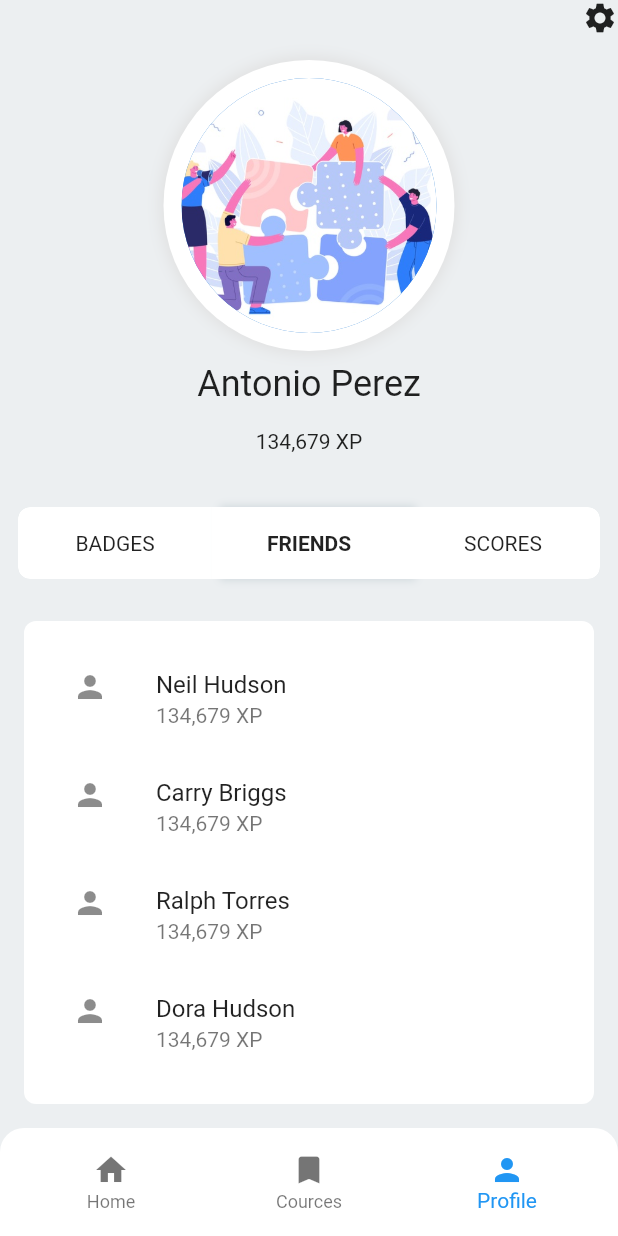
After one commit to karthikvdhanya/tab_animation, a Flutter app: the screen it shows after launch, item 3 of the bottom bar chosen, scrolled down 70 dp, after a tap on "FRIENDS", on a phone screen of 412 x 824 dp. The commit adds this screen. Run offline on Flutter 3.47's test engine with Material 2 defaults, Android fonts, the phone set to English and light mode, and no system bars; our stand-ins replace rxdart.

Commit message:
Profile Page

```diff
--- a/lib/utils/delayed_list_item_publisher.dart
+++ b/lib/utils/delayed_list_item_publisher.dart
@@ -17,15 +17,16 @@ class DelayedListItemPublisher {
 
   void startAnimation(int limit, Duration duration) async {
     for (var i = -1; i < limit; i++) {
-      await new Future.delayed(
-         duration, () {
+      await new Future.delayed(duration, () {
         _updatePosition(i);
       });
     }
   }
 
   void _updatePosition(int position) {
-    _positionItem.add(position);
+    if (!_positionItem.isClosed) {
+      _positionItem.add(position);
+    }
   }
 
   dispose() {
--- a/lib/view/landing_page/courses/cource_type.dart
+++ b/lib/view/landing_page/courses/cource_type.dart
@@ -35,14 +35,16 @@ class _CourceTypeState extends State<CourceType> {
               ),
               Expanded(
                 child: Container(
+                  padding: EdgeInsets.symmetric(horizontal: 8),
                   child: Row(
                     mainAxisAlignment: MainAxisAlignment.center,
                     children: <Widget>[
                       Flexible(
-                          child: Text(
-                        widget.typeName,
-                        textAlign: TextAlign.center,
-                      ))
+                        child: Text(
+                          widget.typeName,
+                          textAlign: TextAlign.center,
+                        ),
+                      )
                     ],
                   ),
                 ),
--- a/lib/view/landing_page/courses/course_details.dart
+++ b/lib/view/landing_page/courses/course_details.dart
@@ -12,22 +12,30 @@ class _CourseDetailsState extends State<CourseDetails> {
   @override
   Widget build(BuildContext context) {
     return Container(
-      margin: EdgeInsets.all(ScreenConstants.dblPadding ),
+      margin: EdgeInsets.all(ScreenConstants.dblPadding),
       decoration: BoxDecoration(
-          borderRadius: BorderRadius.circular(ScreenConstants.dblRadius),
-          color: Colors.white),
+        borderRadius: BorderRadius.circular(
+          ScreenConstants.dblRadius,
+        ),
+        color: Colors.white,
+      ),
       child: Column(
         children: <Widget>[
           ListTile(
-            leading: Icon(Icons.rounded_corner),
+            leading: Icon(
+              Icons.rounded_corner,
+            ),
             title: Text(
               "Fundamentals of Art",
-              style: Theme.of(context).textTheme.title.copyWith(
+              style: Theme.of(
+                context,
+              ).textTheme.headline6.copyWith(
                     fontWeight: FontWeight.bold,
                   ),
             ),
           ),
           ListView.builder(
+            padding: EdgeInsets.all(0),
             shrinkWrap: true,
             itemCount: 4,
             itemBuilder: (con, pos) {
@@ -36,7 +44,8 @@ class _CourseDetailsState extends State<CourseDetails> {
                 title: Text("What is Art"),
                 subtitle: Text("What doest it really mean"),
               );
-              }),
+            },
+          ),
         ],
       ),
     );
--- a/lib/view/landing_page/courses/courses_all.dart
+++ b/lib/view/landing_page/courses/courses_all.dart
@@ -20,8 +20,10 @@ class _CoursesAllState extends State<CoursesAll>
   void initState() {
     super.initState();
 
-    slidingBoxAnimationController =
-        AnimationController(vsync: this, duration: Duration(milliseconds: 300));
+    slidingBoxAnimationController = AnimationController(
+        vsync: this,
+        duration:
+            Duration(milliseconds: ScreenConstants.animationDuration.floor()));
 
     /// Defining Tween animation
 
@@ -30,7 +32,7 @@ class _CoursesAllState extends State<CoursesAll>
       end: 0.0,
     ).animate(
       CurvedAnimation(
-          parent: slidingBoxAnimationController, curve: Curves.fastOutSlowIn),
+          parent: slidingBoxAnimationController, curve: Curves.easeInOut),
     );
 
     slidingBoxAnimationController.forward();
@@ -50,7 +52,6 @@ class _CoursesAllState extends State<CoursesAll>
                     slidingAnimation.value * width, 0.0, 0.0),
                 child: Center(child: CoursesTypes()),
               ),
-
               Transform(
                 transform: Matrix4.translationValues(
                     slidingAnimation.value * width, 0.0, 0.0),
@@ -58,16 +59,13 @@ class _CoursesAllState extends State<CoursesAll>
                   child: CourseDetails(),
                 ),
               ),
-
               Transform(
                 transform: Matrix4.translationValues(
                     slidingAnimation.value * width, 0.0, 0.0),
                 child: Center(
-                  child:CourseDetails(),
+                  child: CourseDetails(),
                 ),
               ),
-
-
             ],
           ),
         );
--- a/lib/view/landing_page/landing_page.dart
+++ b/lib/view/landing_page/landing_page.dart
@@ -2,6 +2,7 @@ import 'package:flutter/material.dart';
 import 'package:tab_animation/view/landing_page/courses/courses_home.dart';
 
 import 'package:tab_animation/view/landing_page/home/home.dart';
+import 'package:tab_animation/view/landing_page/profile/profile_page.dart';
 
 class LandingPage extends StatefulWidget {
   LandingPage({Key key}) : super(key: key);
@@ -12,12 +13,16 @@ class LandingPage extends StatefulWidget {
 
 class _LandingPageState extends State<LandingPage> {
   int selectedIndex = 0;
-  List<Widget> _children = [Home(), CoursesHome(), Home()];
+  PageController _pageController = PageController(initialPage: 0);
+  List<Widget> _children = [Home(), CoursesHome(), ProfilePage()];
   @override
   Widget build(BuildContext context) {
     return Scaffold(
       backgroundColor: Colors.blueGrey.shade50,
-      body: _children[selectedIndex],
+      body: PageView(
+        children: _children,
+        controller: _pageController,
+      ),
       bottomNavigationBar: Container(
         padding: const EdgeInsets.all(8.0),
         decoration: BoxDecoration(
@@ -45,7 +50,8 @@ class _LandingPageState extends State<LandingPage> {
 
   void onItemTapped(int index) {
     setState(() {
-      selectedIndex = index;
+      selectedIndex =index;
     });
+   _pageController.animateToPage(index, duration: Duration(milliseconds: 100), curve: Curves.easeIn);
   }
 }
--- /dev/null
+++ b/lib/view/landing_page/profile/badges_list.dart
@@ -0,0 +1,47 @@
+import 'package:flutter/material.dart';
+import 'package:tab_animation/utils/screen_cosntast.dart';
+
+class BadgesList extends StatelessWidget {
+  const BadgesList({Key key}) : super(key: key);
+
+  @override
+  Widget build(BuildContext context) {
+    return Container(
+      decoration: BoxDecoration(
+        borderRadius: BorderRadius.circular(ScreenConstants.dblRadius),
+        color: Colors.white
+      ),
+      padding: EdgeInsets.all(ScreenConstants.dblPadding),
+      margin: EdgeInsets.all(ScreenConstants.dblPadding),
+      child: ListView(
+        children: <Widget>[
+          ListTile(
+            leading: Icon(Icons.access_alarms),
+            title: Text("Perfectionist"),
+            subtitle: Text("Finish all lessons of chapter"),
+          ),
+           ListTile(
+            leading: Icon(Icons.access_alarms),
+            title: Text("Achiever"),
+            subtitle: Text("Finish all lessons of chapter"),
+          ),
+           ListTile(
+            leading: Icon(Icons.access_alarms),
+            title: Text("Scholor"),
+            subtitle: Text("Finish all lessons of chapter"),
+          ),
+           ListTile(
+            leading: Icon(Icons.access_alarms),
+            title: Text("Champoin"),
+            subtitle: Text("Finish all lessons of chapter"),
+          ),
+           ListTile(
+            leading: Icon(Icons.access_alarms),
+            title: Text("Focused"),
+            subtitle: Text("Finish all lessons of chapter"),
+          )
+        ],
+      ),
+    );
+  }
+}
--- /dev/null
+++ b/lib/view/landing_page/profile/friends_list.dart
@@ -0,0 +1,47 @@
+import 'package:flutter/material.dart';
+import 'package:tab_animation/utils/screen_cosntast.dart';
+
+class FriendsList extends StatelessWidget {
+  const FriendsList({Key key}) : super(key: key);
+
+  @override
+  Widget build(BuildContext context) {
+    return Container(
+      decoration: BoxDecoration(
+        borderRadius: BorderRadius.circular(ScreenConstants.dblRadius),
+        color: Colors.white
+      ),
+      padding: EdgeInsets.all(ScreenConstants.dblPadding),
+      margin: EdgeInsets.all(ScreenConstants.dblPadding),
+      child: ListView(
+        children: <Widget>[
+          ListTile(
+            leading: Icon(Icons.person),
+            title: Text("Neil Hudson"),
+            subtitle: Text("134,679 XP"),
+          ),
+           ListTile(
+            leading: Icon(Icons.person),
+            title: Text("Carry Briggs"),
+            subtitle: Text("134,679 XP"),
+          ),
+           ListTile(
+            leading: Icon(Icons.person),
+            title: Text("Ralph Torres"),
+            subtitle: Text("134,679 XP"),
+          ),
+           ListTile(
+            leading: Icon(Icons.person),
+            title: Text("Dora Hudson"),
+            subtitle: Text("134,679 XP"),
+          ),
+           ListTile(
+            leading: Icon(Icons.person),
+            title: Text("Harriet Simon"),
+            subtitle: Text("134,679 XP"),
+          )
+        ],
+      ),
+    );
+  }
+}
--- /dev/null
+++ b/lib/view/landing_page/profile/profile_page.dart
@@ -0,0 +1,113 @@
+import 'package:flutter/material.dart';
+import 'package:tab_animation/utils/screen_cosntast.dart';
+import 'package:tab_animation/view/landing_page/profile/badges_list.dart';
+import 'package:tab_animation/view/landing_page/profile/friends_list.dart';
+import 'package:tab_animation/view/landing_page/profile/score_list.dart';
+import 'package:tab_animation/view/widgets/simple_tab_view.dart';
+
+class ProfilePage extends StatefulWidget {
+  ProfilePage({Key key}) : super(key: key);
+
+  @override
+  _ProfilePageState createState() => _ProfilePageState();
+}
+
+class _ProfilePageState extends State<ProfilePage> {
+  PageController _pageController;
+  @override
+  void initState() {
+    _pageController = PageController(initialPage: 0);
+    super.initState();
+  }
+
+  @override
+  Widget build(BuildContext context) {
+    return SafeArea(
+      child: Container(
+        child: Column(
+          children: <Widget>[
+            Row(
+              mainAxisAlignment: MainAxisAlignment.end,
+              children: <Widget>[Icon(Icons.settings)],
+            ),
+            Container(
+              padding: EdgeInsets.all(16),
+              child: Column(
+                crossAxisAlignment: CrossAxisAlignment.center,
+                mainAxisAlignment: MainAxisAlignment.center,
+                children: <Widget>[
+                  Container(
+                    padding: EdgeInsets.all(12),
+                    decoration: BoxDecoration(
+                      color: Colors.white,
+                      borderRadius: BorderRadius.circular(100),
+                      boxShadow: [
+                        BoxShadow(
+                          color: Colors.grey.shade300,
+                          blurRadius: 8,
+                          spreadRadius: 2,
+                        )
+                      ],
+                    ),
+                    child: CircleAvatar(
+                      maxRadius: 85,
+                      backgroundImage: AssetImage(
+                        "assets/img_1.jpg",
+                      ),
+                    ),
+                  ),
+                  Padding(
+                    padding: const EdgeInsets.symmetric(
+                      vertical: 8.0,
+                    ),
+                    child: Text(
+                      "Antonio Perez",
+                      style: Theme.of(context).textTheme.headline5,
+                    ),
+                  ),
+                  Padding(
+                    padding: const EdgeInsets.symmetric(
+                      vertical: 8.0,
+                    ),
+                    child: Text("134,679 XP"),
+                  )
+                ],
+              ),
+            ),
+            Padding(
+              padding: const EdgeInsets.all(8.0),
+              child: SimpleTabView(
+                items: [
+                  "BADGES",
+                  "FRIENDS",
+                  "SCORES",
+                ],
+                onSelectionChanged: (pos) {
+                  _pageController.animateToPage(
+                    pos,
+                    duration: Duration(
+                      milliseconds: ScreenConstants.animationDuration.floor(),
+                    ),
+                    curve: Curves.easeIn,
+                  );
+                },
+              ),
+            ),
+            Expanded(
+              child: Container(
+                child: PageView(
+                  controller: _pageController,
+                  children: <Widget>[
+                    BadgesList(),
+                    FriendsList(),
+                    ScoreList(),
+                  ],
+                ),
+              ),
+            )
+          ],
+        ),
+      ),
+    );
+  }
+}
```
Also changed, not shown: lib/view/landing_page/courses/courses_study.dart (+48 -3 lines), lib/view/landing_page/profile/score_list.dart (added, +47 -0 lines). Lines whose indentation alone changed are shown as unchanged.
